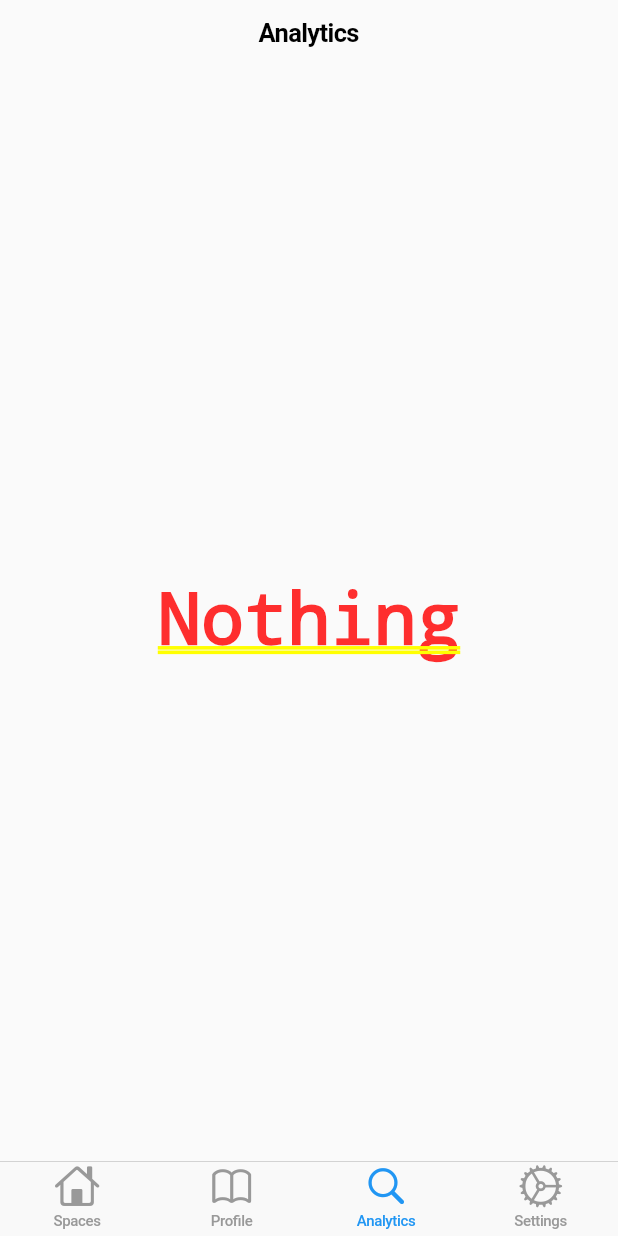
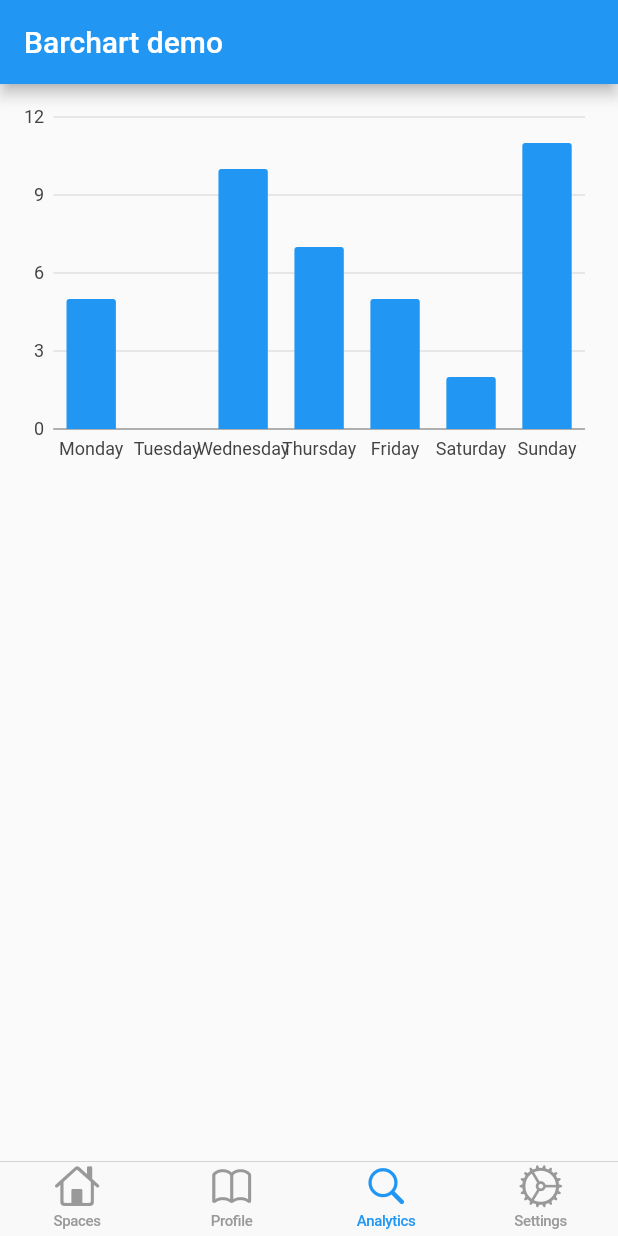
Before and after one commit to syz99/study_spaces, a Flutter app: the screen it shows after launch, item 3 of the bottom bar chosen, on a phone screen of 412 x 824 dp. Run offline on Flutter 3.47's test engine with Material 2 defaults, Android fonts, the phone set to English and light mode, and no system bars; our stand-ins replace charts_flutter.

Commit message:
added barchart, and some example code

```diff
--- /dev/null
+++ b/study_spaces/lib/util/barchart.dart
@@ -0,0 +1,92 @@
+/// Bar chart example
+// EXCLUDE_FROM_GALLERY_DOCS_START
+import 'dart:math';
+// EXCLUDE_FROM_GALLERY_DOCS_END
+import 'package:charts_flutter/flutter.dart' as charts;
+import 'package:flutter/material.dart';
+
+class BarChart extends StatelessWidget {
+  final List<charts.Series> seriesList;
+  final bool animate;
+
+  BarChart(this.seriesList, {this.animate});
+
+  /// Creates a [BarChart] with sample data and no transition.
+  factory BarChart.withSampleData() {
+    return new BarChart(
+      _createSampleData(),
+      // Disable animations for image tests.
+      animate: true,
+    );
+  }
+
+  // EXCLUDE_FROM_GALLERY_DOCS_START
+  // This section is excluded from being copied to the gallery.
+  // It is used for creating random series data to demonstrate animation in
+  // the example app only.
+//  factory BarChart.withRandomData() {
+//    return new BarChart(_createRandomData());
+//  }
+//
+//  /// Create random data.
+//  static List<charts.Series<StudyHours, String>> _createRandomData() {
+//    final random = new Random();
+//
+//    final data = [
+//      new StudyHours('2014', random.nextInt(100)),
+//      new StudyHours('2015', random.nextInt(100)),
+//      new StudyHours('2016', random.nextInt(100)),
+//      new StudyHours('2017', random.nextInt(100)),
+//    ];
+//
+//    return [
+//      new charts.Series<StudyHours, String>(
+//        id: 'Sales',
+//        colorFn: (_, __) => charts.MaterialPalette.blue.shadeDefault,
+//        domainFn: (StudyHours sales, _) => sales.weekDay,
+//        measureFn: (StudyHours sales, _) => sales.hoursStudied,
+//        data: data,
+//      )
+//    ];
+//  }
+  // EXCLUDE_FROM_GALLERY_DOCS_END
+
+  @override
+  Widget build(BuildContext context) {
+    return new charts.BarChart(
+      seriesList,
+      animate: animate,
+    );
+  }
+
+  /// Create one series with sample hard coded data.
+  static List<charts.Series<StudyHours, String>> _createSampleData() {
+    final data = [
+      new StudyHours('Monday', 5),
+      new StudyHours('Tuesday', 0),
+      new StudyHours('Wednesday', 10),
+      new StudyHours('Thursday', 7),
+      new StudyHours('Friday', 5),
+      new StudyHours('Saturday', 2),
+      new StudyHours('Sunday', 11),
+    ];
+
+    return [
+      new charts.Series<StudyHours, String>(
+        id: 'Study',
+        colorFn: (_, __) => charts.MaterialPalette.blue.shadeDefault,
+        domainFn: (StudyHours sales, _) => sales.weekDay,
+        measureFn: (StudyHours sales, _) => sales.hoursStudied,
+        data: data,
+      )
+    ];
+  }
+}
+
+/// Sample ordinal data type.
+class StudyHours {
+  final String weekDay;
+  final int hoursStudied;
+
+  StudyHours(this.weekDay, this.hoursStudied);
+}
--- a/study_spaces/lib/views/analytics.dart
+++ b/study_spaces/lib/views/analytics.dart
@@ -1,41 +1,26 @@
 import 'package:flutter/material.dart';
 import 'package:flutter/cupertino.dart';
 import 'package:flutter/widgets.dart';
+import 'package:study_spaces/util/barchart.dart';
 
-class Analytics extends StatefulWidget {
+class Analytics extends StatelessWidget {
   Analytics({Key key, this.title}) : super(key: key);
 
 
   final String title;
 
   @override
-  _AnalyticsState createState() {
-    // TODO: implement createState
-    return new _AnalyticsState();
+  Widget build(BuildContext context) {
+    Widget bar = new BarChart.withSampleData();
+    // Return App
+    return new Scaffold(
+      appBar: new AppBar(title: new Text('Barchart demo')),
+      body: new Padding(
+          padding: const EdgeInsets.all(8.0),
+          child: new Column(children: <Widget>[
+            new SizedBox(height: 250.0, child: new BarChart.withSampleData()),
+          ])),
+    );
   }
 
 }
-
-class _AnalyticsState extends State<Analytics>{
-  @override
-  Widget build(BuildContext context) {
-    return CupertinoTabView(
-      builder: (context) {
-        return CupertinoPageScaffold(
-          navigationBar: CupertinoNavigationBar(
-            middle: Text('Analytics'),
-          ),
-          child: Center(
-            child: true
-                ? Padding(
-              padding: const EdgeInsets.symmetric(horizontal: 24),
-              child: Text(
-                'Nothing',
-              ),
-            ) : true,
-          ),
-        );
-      },
-    );
-  }
-}
--- a/study_spaces/pubspec.yaml
+++ b/study_spaces/pubspec.yaml
@@ -19,6 +19,9 @@ environment:
 dependencies:
   flutter:
     sdk: flutter
+  charts_flutter: any
+  meta: ^1.1.1
+  intl: ^0.15.2
 
   # The following adds the Cupertino Icons font to your application.
   # Use with the CupertinoIcons class for iOS style icons.
```
Also changed, not shown: study_spaces/lib/views/profile.dart (+122 -25 lines), study_spaces/pubspec.lock.
